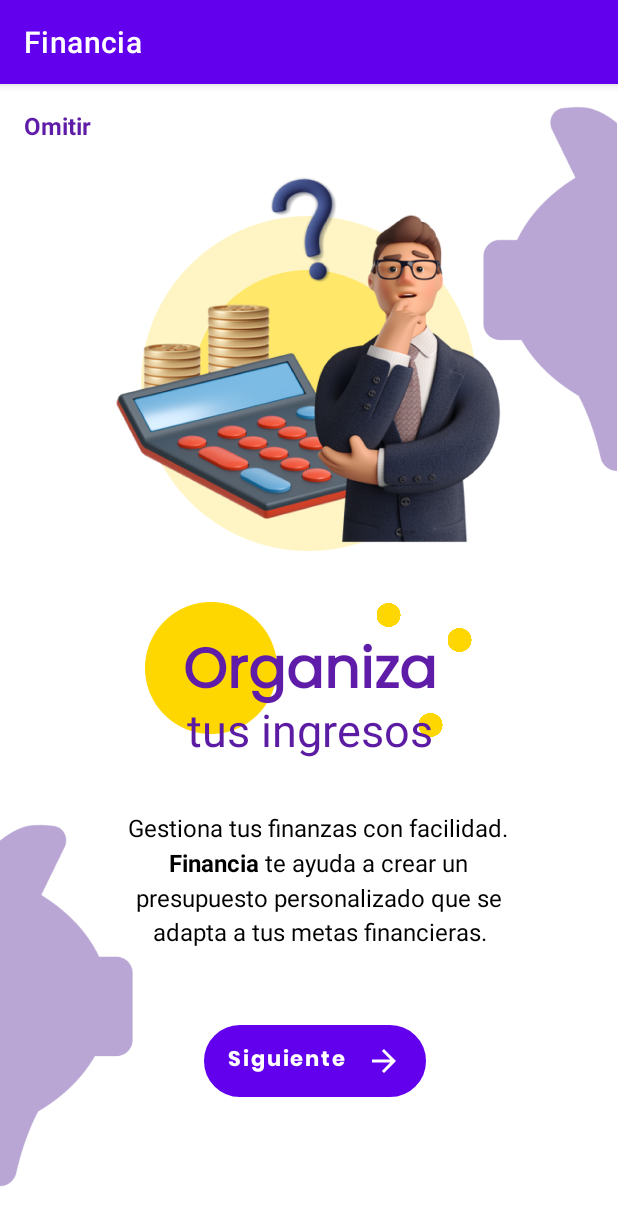
After one commit to danielgranados123/Financia, an Android app: the primer_uso1 screen opened directly, with no data from a screen before it, on a phone screen of 412 x 824 dp. The commit adds this screen. Shown: the top 1226 px of the screen. Run offline under Robolectric (Android 15) with nearby library versions, the phone set to English and light mode, and no system bars.

Commit message:
Primer uso uno finalizado

```diff
--- a/AppMovil/app/src/main/AndroidManifest.xml
+++ b/AppMovil/app/src/main/AndroidManifest.xml
@@ -12,6 +12,12 @@
         android:supportsRtl="true"
         android:theme="@style/Theme.Financia"
         tools:targetApi="31">
+        <activity
+            android:name=".primer_uso1"
+            android:exported="false" />
+        <activity
+            android:name=".primerusouno"
+            android:exported="false" />
         <activity
             android:name=".activity_verificacion"
             android:exported="false" />
--- /dev/null
+++ b/AppMovil/app/src/main/java/aplicacion/movil/financia/primer_uso1.kt
@@ -0,0 +1,20 @@
+package aplicacion.movil.financia
+
+import android.os.Bundle
+import androidx.activity.enableEdgeToEdge
+import androidx.appcompat.app.AppCompatActivity
+import androidx.core.view.ViewCompat
+import androidx.core.view.WindowInsetsCompat
+
+class primer_uso1 : AppCompatActivity() {
+    override fun onCreate(savedInstanceState: Bundle?) {
+        super.onCreate(savedInstanceState)
+        enableEdgeToEdge()
+        setContentView(R.layout.activity_primer_uso1)
+        ViewCompat.setOnApplyWindowInsetsListener(findViewById(R.id.main)) { v, insets ->
+            val systemBars = insets.getInsets(WindowInsetsCompat.Type.systemBars())
+            v.setPadding(systemBars.left, systemBars.top, systemBars.right, systemBars.bottom)
+            insets
+        }
+    }
+}
--- /dev/null
+++ b/AppMovil/app/src/main/res/drawable/ic_flechaderecha.xml
@@ -0,0 +1,5 @@
+<vector xmlns:android="http://schemas.android.com/apk/res/android" android:autoMirrored="true" android:height="24dp" android:tint="#000000" android:viewportHeight="24" android:viewportWidth="24" android:width="24dp">
+
+    <path android:fillColor="@android:color/white" android:pathData="M12,4l-1.41,1.41L16.17,11H4v2h12.17l-5.58,5.59L12,20l8,-8z"/>
+
+</vector>
--- a/AppMovil/app/src/main/res/layout/activity_bienvenidaa.xml
+++ b/AppMovil/app/src/main/res/layout/activity_bienvenidaa.xml
@@ -103,7 +103,7 @@
         app:layout_constraintVertical_bias="0.756" />
 
     <Button
-        android:id="@+id/button3"
+        android:id="@+id/btnSiguienteUsoUno"
         android:layout_width="173dp"
         android:layout_height="52dp"
         android:background="@drawable/ic_plaintext"
@@ -129,7 +129,7 @@
         app:layout_constraintBottom_toBottomOf="parent"
         app:layout_constraintEnd_toEndOf="parent"
         app:layout_constraintHorizontal_bias="0.291"
-        app:layout_constraintStart_toEndOf="@+id/button3"
+        app:layout_constraintStart_toEndOf="@+id/btnSiguienteUsoUno"
         app:layout_constraintTop_toTopOf="parent"
         app:layout_constraintVertical_bias="0.895" />
 
--- /dev/null
+++ b/AppMovil/app/src/main/res/layout/activity_primer_uso1.xml
@@ -0,0 +1,252 @@
+<?xml version="1.0" encoding="utf-8"?>
+<androidx.constraintlayout.widget.ConstraintLayout xmlns:android="http://schemas.android.com/apk/res/android"
+    xmlns:app="http://schemas.android.com/apk/res-auto"
+    xmlns:tools="http://schemas.android.com/tools"
+    android:id="@+id/main"
+    android:layout_width="match_parent"
+    android:layout_height="match_parent"
+    tools:context=".primer_uso1">
+
+    <Button
+        android:id="@+id/btnSiguienteUsoUno"
+        android:layout_width="148dp"
+        android:layout_height="48dp"
+        android:background="@drawable/ic_plaintext"
+        android:backgroundTint="#FFFFFF"
+        android:fontFamily="@font/poppins_bold"
+        android:text="Siguiente"
+        android:textAlignment="viewStart"
+        android:textAllCaps="false"
+        app:icon="@drawable/ic_flechaderecha"
+        app:iconGravity="end"
+        app:layout_constraintBottom_toBottomOf="parent"
+        app:layout_constraintEnd_toEndOf="parent"
+        app:layout_constraintHorizontal_bias="0.516"
+        app:layout_constraintStart_toStartOf="parent"
+        app:layout_constraintTop_toTopOf="parent"
+        app:layout_constraintVertical_bias="0.871" />
+
+    <TextView
+        android:id="@+id/textView4"
+        android:layout_width="wrap_content"
+        android:layout_height="wrap_content"
+        android:text="Omitir"
+        android:textStyle="bold"
+        android:textColor="#5F1CA8"
+        android:textSize="16sp"
+        app:layout_constraintBottom_toBottomOf="parent"
+        app:layout_constraintEnd_toEndOf="parent"
+        app:layout_constraintHorizontal_bias="0.043"
+        app:layout_constraintStart_toStartOf="parent"
+        app:layout_constraintTop_toTopOf="parent"
+        app:layout_constraintVertical_bias="0.022" />
+
+    <ImageView
+        android:id="@+id/imageView15"
+        android:layout_width="96dp"
+        android:layout_height="269dp"
+        app:layout_constraintBottom_toBottomOf="parent"
+        app:layout_constraintEnd_toEndOf="parent"
+        app:layout_constraintHorizontal_bias="1.0"
+        app:layout_constraintStart_toStartOf="parent"
+        app:layout_constraintTop_toTopOf="parent"
+        app:layout_constraintVertical_bias="0.0"
+        app:srcCompat="@drawable/moradopig" />
+
+    <ImageView
+        android:id="@+id/imageView16"
+        android:layout_width="94dp"
+        android:layout_height="275dp"
+        app:layout_constraintBottom_toBottomOf="parent"
+        app:layout_constraintEnd_toEndOf="parent"
+        app:layout_constraintHorizontal_bias="0.0"
+        app:layout_constraintStart_toStartOf="parent"
+        app:layout_constraintTop_toTopOf="parent"
+        app:layout_constraintVertical_bias="0.964"
+        app:srcCompat="@drawable/pigmorado" />
+
+    <ImageView
+        android:id="@+id/imageView17"
+        android:layout_width="93dp"
+        android:layout_height="88dp"
+        app:layout_constraintBottom_toBottomOf="parent"
+        app:layout_constraintEnd_toEndOf="parent"
+        app:layout_constraintHorizontal_bias="0.295"
+        app:layout_constraintStart_toStartOf="parent"
+        app:layout_constraintTop_toTopOf="parent"
+        app:layout_constraintVertical_bias="0.508"
+        app:srcCompat="@drawable/circuloamarillo" />
+
+    <ImageView
+        android:id="@+id/imageView19"
+        android:layout_width="168dp"
+        android:layout_height="153dp"
+        app:layout_constraintBottom_toBottomOf="parent"
+        app:layout_constraintEnd_toEndOf="parent"
+        app:layout_constraintHorizontal_bias="0.497"
+        app:layout_constraintStart_toStartOf="parent"
+        app:layout_constraintTop_toTopOf="parent"
+        app:layout_constraintVertical_bias="0.202"
+        app:srcCompat="@drawable/amarilloclarodos" />
+
+    <ImageView
+        android:id="@+id/imageView20"
+        android:layout_width="223dp"
+        android:layout_height="299dp"
+        app:layout_constraintBottom_toBottomOf="parent"
+        app:layout_constraintEnd_toEndOf="parent"
+        app:layout_constraintHorizontal_bias="0.497"
+        app:layout_constraintStart_toStartOf="parent"
+        app:layout_constraintTop_toTopOf="parent"
+        app:layout_constraintVertical_bias="0.106"
+        app:srcCompat="@drawable/circuloamarilloclaro" />
+
+    <ImageView
+        android:id="@+id/imageView21"
+        android:layout_width="273dp"
+        android:layout_height="290dp"
+        app:layout_constraintBottom_toBottomOf="parent"
+        app:layout_constraintEnd_toEndOf="parent"
+        app:layout_constraintStart_toStartOf="parent"
+        app:layout_constraintTop_toTopOf="parent"
+        app:layout_constraintVertical_bias="0.07"
+        app:srcCompat="@drawable/organiza" />
+
+    <ImageView
+        android:id="@+id/imageView22"
+        android:layout_width="19dp"
+        android:layout_height="16dp"
+        app:layout_constraintBottom_toBottomOf="parent"
+        app:layout_constraintEnd_toEndOf="parent"
+        app:layout_constraintHorizontal_bias="0.635"
+        app:layout_constraintStart_toStartOf="parent"
+        app:layout_constraintTop_toTopOf="parent"
+        app:layout_constraintVertical_bias="0.46"
+        app:srcCompat="@drawable/circuloamarillo" />
+
+    <ImageView
+        android:id="@+id/imageView23"
+        android:layout_width="19dp"
+        android:layout_height="16dp"
+        app:layout_constraintBottom_toBottomOf="parent"
+        app:layout_constraintEnd_toEndOf="parent"
+        app:layout_constraintHorizontal_bias="0.755"
+        app:layout_constraintStart_toStartOf="parent"
+        app:layout_constraintTop_toTopOf="parent"
+        app:layout_constraintVertical_bias="0.482"
+        app:srcCompat="@drawable/circuloamarillo" />
+
+    <ImageView
+        android:id="@+id/imageView24"
+        android:layout_width="19dp"
+        android:layout_height="16dp"
+        app:layout_constraintBottom_toBottomOf="parent"
+        app:layout_constraintEnd_toEndOf="parent"
+        app:layout_constraintHorizontal_bias="0.706"
+        app:layout_constraintStart_toStartOf="parent"
+        app:layout_constraintTop_toTopOf="parent"
+        app:layout_constraintVertical_bias="0.558"
+        app:srcCompat="@drawable/circuloamarillo" />
+
+    <TextView
+        android:id="@+id/textView13"
+        android:layout_width="wrap_content"
+        android:layout_height="wrap_content"
+        android:fontFamily="@font/poppins"
+        android:text="Organiza"
+        android:textColor="#5F1CA9"
+        android:textSize="37sp"
+        android:textStyle="bold"
+        app:layout_constraintBottom_toBottomOf="parent"
+        app:layout_constraintEnd_toEndOf="parent"
+        app:layout_constraintHorizontal_bias="0.502"
+        app:layout_constraintStart_toStartOf="parent"
+        app:layout_constraintTop_toTopOf="parent"
+        app:layout_constraintVertical_bias="0.514" />
+
+    <TextView
+        android:id="@+id/textView14"
+        android:layout_width="wrap_content"
+        android:layout_height="wrap_content"
+        android:text="tus ingresos"
+        android:textColor="#5C1BA3"
+        android:textSize="30sp"
+        app:layout_constraintBottom_toBottomOf="parent"
+        app:layout_constraintEnd_toEndOf="parent"
+        app:layout_constraintHorizontal_bias="0.504"
+        app:layout_constraintStart_toStartOf="parent"
+        app:layout_constraintTop_toTopOf="parent"
+        app:layout_constraintVertical_bias="0.564" />
+
+    <TextView
+        android:id="@+id/textView15"
+        android:layout_width="wrap_content"
+        android:layout_height="wrap_content"
+        android:text="Gestiona tus finanzas con facilidad. "
+        android:textColor="#000000"
+        android:textSize="16sp"
+        app:layout_constraintBottom_toBottomOf="parent"
+        app:layout_constraintEnd_toEndOf="parent"
+        app:layout_constraintHorizontal_bias="0.551"
+        app:layout_constraintStart_toStartOf="parent"
+        app:layout_constraintTop_toTopOf="parent"
+        app:layout_constraintVertical_bias="0.65" />
+
+    <TextView
+        android:id="@+id/textView16"
+        android:layout_width="wrap_content"
+        android:layout_height="wrap_content"
+        android:text="presupuesto personalizado que se "
+        android:textColor="#000000"
+        android:textSize="16sp"
+        app:layout_constraintBottom_toBottomOf="parent"
+        app:layout_constraintEnd_toEndOf="parent"
+        app:layout_constraintHorizontal_bias="0.551"
+        app:layout_constraintStart_toStartOf="parent"
+        app:layout_constraintTop_toTopOf="parent"
+        app:layout_constraintVertical_bias="0.712" />
+
+    <TextView
+        android:id="@+id/textView17"
+        android:layout_width="wrap_content"
+        android:layout_height="wrap_content"
+        android:text="adapta a tus metas financieras. "
+        android:textColor="#000000"
+        android:textSize="16sp"
+        app:layout_constraintBottom_toBottomOf="parent"
+        app:layout_constraintEnd_toEndOf="parent"
+        app:layout_constraintHorizontal_bias="0.552"
+        app:layout_constraintStart_toStartOf="parent"
+        app:layout_constraintTop_toTopOf="parent"
+        app:layout_constraintVertical_bias="0.743" />
+
+    <TextView
+        android:id="@+id/textView18"
+        android:layout_width="wrap_content"
+        android:layout_height="wrap_content"
+        android:text="te ayuda a crear un "
+        android:textColor="#000000"
+        android:textSize="16sp"
+        app:layout_constraintBottom_toBottomOf="parent"
+        app:layout_constraintEnd_toEndOf="parent"
+        app:layout_constraintHorizontal_bias="0.648"
+        app:layout_constraintStart_toStartOf="parent"
+        app:layout_constraintTop_toTopOf="parent"
+        app:layout_constraintVertical_bias="0.681" />
+
+    <TextView
+        android:id="@+id/textView19"
+        android:layout_width="wrap_content"
+        android:layout_height="wrap_content"
+        android:text="Financia"
+        android:textColor="#000000"
+        android:textSize="16sp"
+        android:textStyle="bold"
+        app:layout_constraintBottom_toBottomOf="parent"
+        app:layout_constraintEnd_toEndOf="parent"
+        app:layout_constraintHorizontal_bias="0.32"
+        app:layout_constraintStart_toStartOf="parent"
+        app:layout_constraintTop_toTopOf="parent"
+        app:layout_constraintVertical_bias="0.681" />
+
+</androidx.constraintlayout.widget.ConstraintLayout>
```
Also changed, not shown: AppMovil/app/src/main/res/drawable/amarilloclarodos.png (added), AppMovil/app/src/main/res/drawable/circuloamarillo.png (added), AppMovil/app/src/main/res/drawable/circuloamarilloclaro.png (added), AppMovil/app/src/main/res/drawable/moradopig.png (added), AppMovil/app/src/main/res/drawable/organiza.png (added), AppMovil/app/src/main/res/drawable/pigmorado.png (added).
